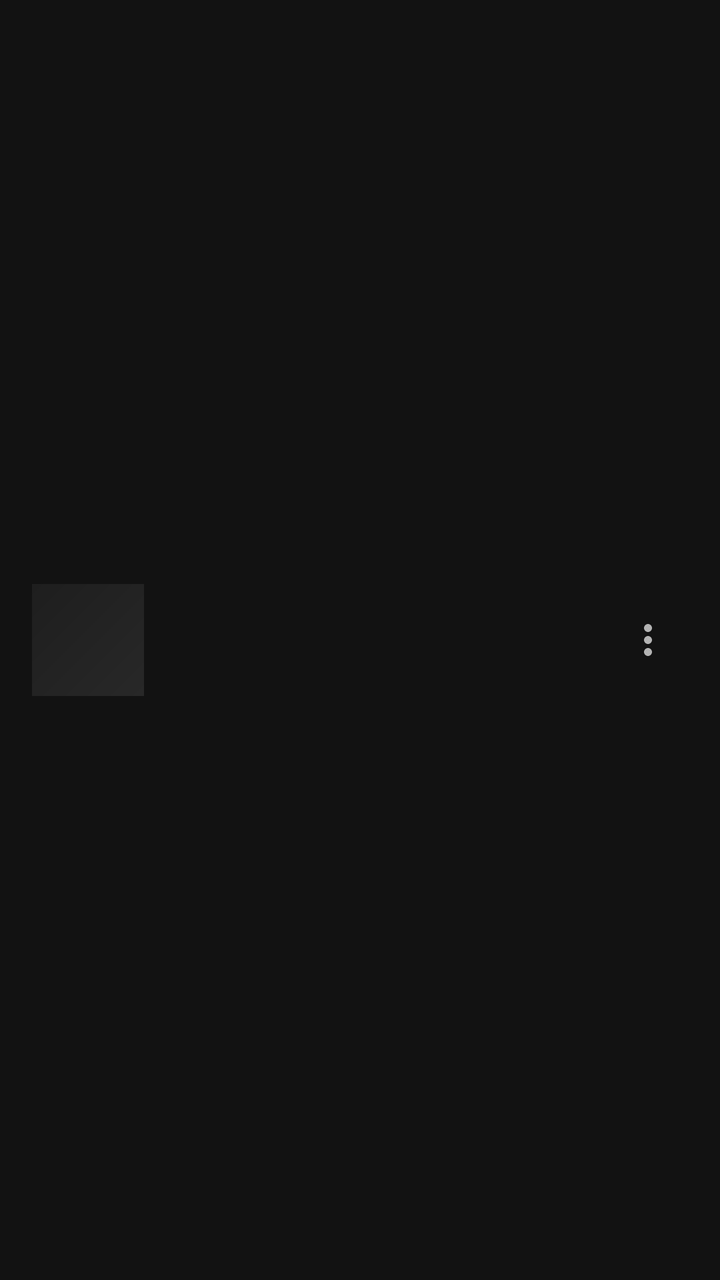
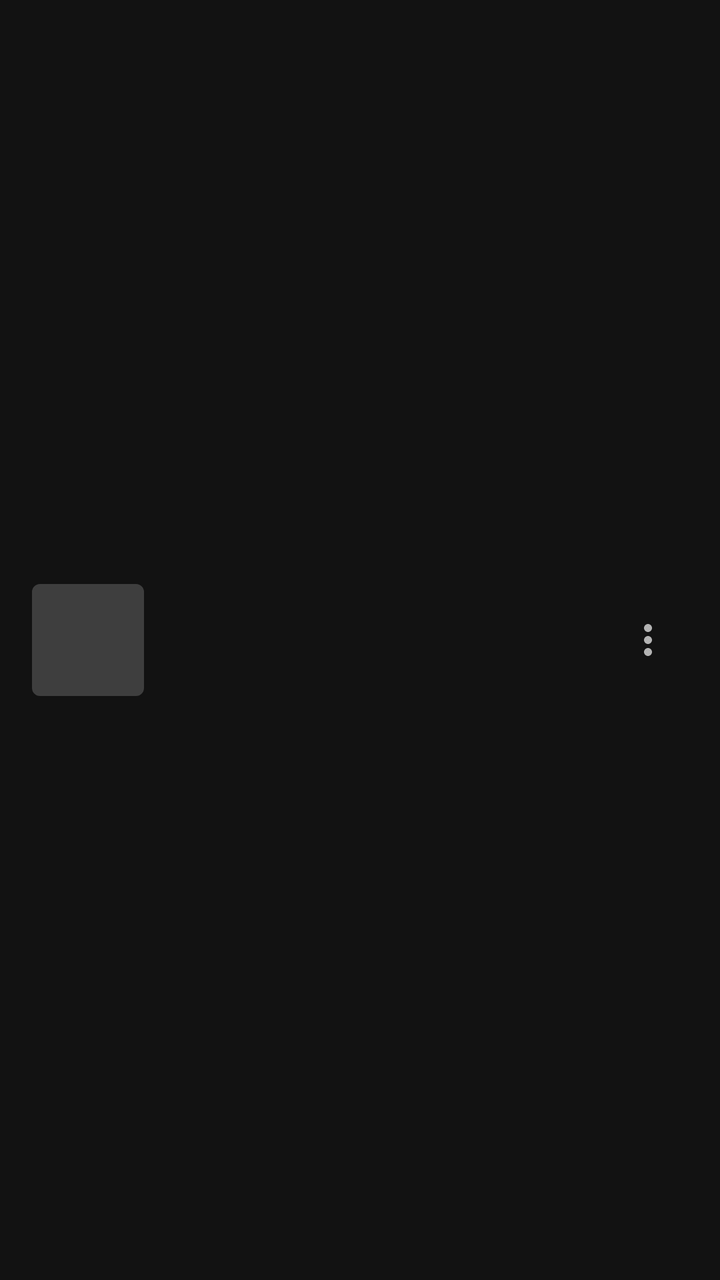

Before-and-after screenshots of an Android layout around one commit, followed by the original layout XML and the change that was made.
<!-- AndroidManifest.xml: application theme Theme.MusicStreamingApp -->
<!-- res/layout/item_track_list.xml -->
<?xml version="1.0" encoding="utf-8"?>
<androidx.constraintlayout.widget.ConstraintLayout
    xmlns:android="http://schemas.android.com/apk/res/android"
    xmlns:app="http://schemas.android.com/apk/res-auto"
    android:layout_width="match_parent"
    android:layout_height="wrap_content"
    android:paddingHorizontal="16dp"
    android:paddingVertical="8dp"
    android:clickable="true"
    android:focusable="true"
    android:foreground="?attr/selectableItemBackground">

    <ImageView
        android:id="@+id/iv_cover"
        android:layout_width="@dimen/track_list_cover"
        android:layout_height="@dimen/track_list_cover"
        android:scaleType="centerCrop"
        android:background="@drawable/placeholder_gradient"
        app:layout_constraintBottom_toBottomOf="parent"
        app:layout_constraintStart_toStartOf="parent"
        app:layout_constraintTop_toTopOf="parent"/>

    <TextView
        android:id="@+id/tv_title"
        android:layout_width="0dp"
        android:layout_height="wrap_content"
        android:layout_marginStart="12dp"
        android:ellipsize="end"
        android:maxLines="1"
        android:textColor="@color/accent_white"
        android:textSize="15sp"
        android:textStyle="bold"
        app:layout_constraintBottom_toTopOf="@id/tv_artist"
        app:layout_constraintEnd_toStartOf="@id/btn_more"
        app:layout_constraintStart_toEndOf="@id/iv_cover"
        app:layout_constraintTop_toTopOf="parent"
        app:layout_constraintVertical_chainStyle="packed"/>

    <TextView
        android:id="@+id/tv_artist"
        android:layout_width="0dp"
        android:layout_height="wrap_content"
        android:layout_marginStart="12dp"
        android:layout_marginTop="2dp"
        android:ellipsize="end"
        android:maxLines="1"
        android:textColor="@color/text_secondary"
        android:textSize="13sp"
        app:layout_constraintBottom_toBottomOf="parent"
        app:layout_constraintEnd_toStartOf="@id/btn_more"
        app:layout_constraintStart_toEndOf="@id/iv_cover"
        app:layout_constraintTop_toBottomOf="@id/tv_title"/>

    <ImageButton
        android:id="@+id/btn_more"
        android:layout_width="40dp"
        android:layout_height="40dp"
        android:background="?attr/selectableItemBackgroundBorderless"
        android:src="@drawable/ic_more_vert"
        android:tint="@color/text_secondary"
        app:layout_constraintBottom_toBottomOf="parent"
        app:layout_constraintEnd_toEndOf="parent"
        app:layout_constraintTop_toTopOf="parent"/>

</androidx.constraintlayout.widget.ConstraintLayout>
<!-- resources referenced by this layout -->
<resources>
  <color name="accent_white">#FFFFFF</color>
  <color name="text_secondary">#B3B3B3</color>
  <dimen name="track_list_cover">56dp</dimen>
  <!-- drawable ic_more_vert (drawable) -->
  <vector xmlns:android="http://schemas.android.com/apk/res/android"
      android:width="24dp"
      android:height="24dp"
      android:viewportWidth="24"
      android:viewportHeight="24">
      <path android:fillColor="#FFFFFF"
          android:pathData="M12,8c1.1,0 2,-0.9 2,-2s-0.9,-2 -2,-2 -2,0.9 -2,2 0.9,2 2,2zm0,2c-1.1,0 -2,0.9 -2,2s0.9,2 2,2 2,-0.9 2,-2 -0.9,-2 -2,-2zm0,6c-1.1,0 -2,0.9 -2,2s0.9,2 2,2 2,-0.9 2,-2 -0.9,-2 -2,-2z"/>
  </vector>
  <!-- drawable placeholder_gradient (drawable) -->
  <?xml version="1.0" encoding="utf-8"?>
  <shape xmlns:android="http://schemas.android.com/apk/res/android"
      android:shape="rectangle">
      <gradient
          android:angle="135"
          android:startColor="#282828"
          android:endColor="#1E1E1E"
          android:type="linear" />
  </shape>
  <style name="Theme.MusicStreamingApp" parent="Theme.MaterialComponents.DayNight.NoActionBar">
          <item name="colorPrimary">@color/spotify_green</item>
          <item name="colorPrimaryDark">@color/spotify_black</item>
          <item name="colorAccent">@color/spotify_green</item>
          <item name="android:windowBackground">@color/spotify_black</item>
          <item name="android:statusBarColor">@color/spotify_black</item>
          <item name="android:navigationBarColor">@color/spotify_dark</item>
          <item name="android:textColor">@color/spotify_white</item>
          <item name="android:textColorPrimary">@color/spotify_white</item>
          <item name="android:textColorSecondary">@color/spotify_gray</item>
          <item name="android:fontFamily">@font/montserrat</item>
          <item name="fontFamily">@font/montserrat</item>
          <item name="android:windowDrawsSystemBarBackgrounds">true</item>
          <item name="android:windowLightStatusBar">false</item>
          <item name="android:windowTranslucentStatus">false</item>
          <item name="android:windowTranslucentNavigation">false</item>
          <item name="android:colorControlHighlight">#33FFFFFF</item>
          <item name="bottomNavigationStyle">@style/BottomNavStyle</item>
      </style>
  <color name="spotify_green">#1DB954</color>
  <color name="spotify_black">#121212</color>
  <color name="spotify_dark">#191414</color>
  <color name="spotify_white">#FFFFFF</color>
  <color name="spotify_gray">#B3B3B3</color>
  <style name="BottomNavStyle" parent="Widget.MaterialComponents.BottomNavigationView">
          <item name="android:background">@color/spotify_dark</item>
          <item name="itemIconTint">@color/bottom_nav_tint</item>
          <item name="itemTextColor">@color/bottom_nav_tint</item>
          <item name="elevation">8dp</item>
      </style>
</resources>

<!-- the commit's change to res/layout/item_track_list.xml (unified diff, before → after) -->
@@ -10,12 +10,13 @@
     android:focusable="true"
     android:foreground="?attr/selectableItemBackground">
 
-    <ImageView
+    <com.google.android.material.imageview.ShapeableImageView
         android:id="@+id/iv_cover"
         android:layout_width="@dimen/track_list_cover"
         android:layout_height="@dimen/track_list_cover"
         android:scaleType="centerCrop"
-        android:background="@drawable/placeholder_gradient"
+        android:background="@color/spotify_elevated"
+        app:shapeAppearanceOverlay="@style/ShapeAppearance.Spotify.Rounded4"
         app:layout_constraintBottom_toBottomOf="parent"
         app:layout_constraintStart_toStartOf="parent"
         app:layout_constraintTop_toTopOf="parent"/>
<!-- resource entries referenced after the edit -->
@@ -1,6 +1,7 @@
 <!-- resources referenced by this layout -->
 <resources>
   <color name="accent_white">#FFFFFF</color>
+  <color name="spotify_elevated">#3E3E3E</color>
   <color name="text_secondary">#B3B3B3</color>
   <dimen name="track_list_cover">56dp</dimen>
   <!-- drawable ic_more_vert (drawable) -->
@@ -12,16 +13,10 @@
       <path android:fillColor="#FFFFFF"
           android:pathData="M12,8c1.1,0 2,-0.9 2,-2s-0.9,-2 -2,-2 -2,0.9 -2,2 0.9,2 2,2zm0,2c-1.1,0 -2,0.9 -2,2s0.9,2 2,2 2,-0.9 2,-2 -0.9,-2 -2,-2zm0,6c-1.1,0 -2,0.9 -2,2s0.9,2 2,2 2,-0.9 2,-2 -0.9,-2 -2,-2z"/>
   </vector>
-  <!-- drawable placeholder_gradient (drawable) -->
-  <?xml version="1.0" encoding="utf-8"?>
-  <shape xmlns:android="http://schemas.android.com/apk/res/android"
-      android:shape="rectangle">
-      <gradient
-          android:angle="135"
-          android:startColor="#282828"
-          android:endColor="#1E1E1E"
-          android:type="linear" />
-  </shape>
+  <style name="ShapeAppearance.Spotify.Rounded4" parent="">
+          <item name="cornerFamily">rounded</item>
+          <item name="cornerSize">4dp</item>
+      </style>
   <style name="Theme.MusicStreamingApp" parent="Theme.MaterialComponents.DayNight.NoActionBar">
           <item name="colorPrimary">@color/spotify_green</item>
           <item name="colorPrimaryDark">@color/spotify_black</item>
